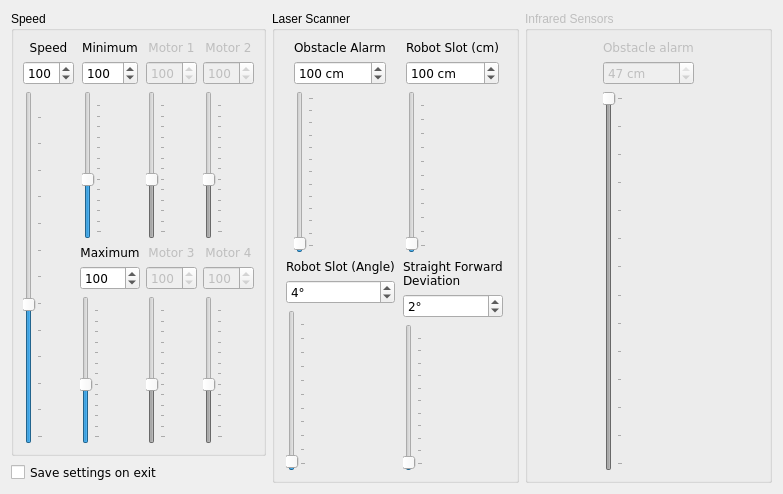
Qt form direcs/src/settingsDialog.ui (markusk/direcs) before a commit.
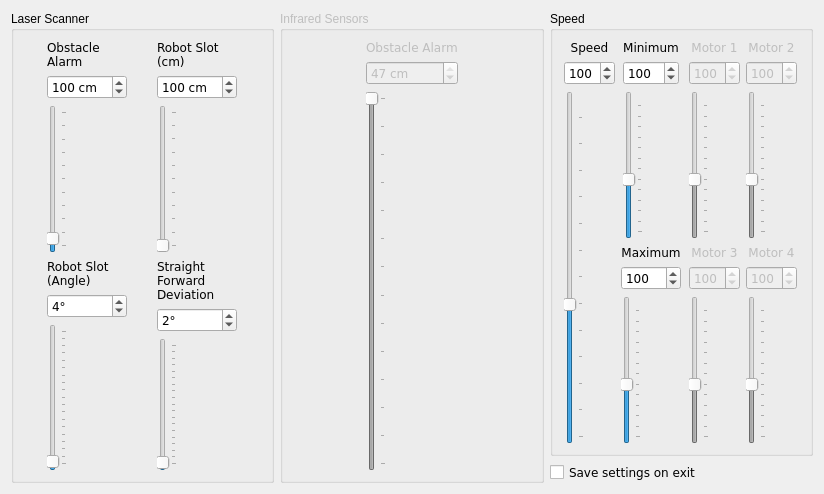
The same form after that commit. Icons and pictures are not drawn.

Commit message: Swapped the position of the slider groups 'laser' and 'speed'

```diff
--- a/direcs/src/settingsDialog.ui
+++ b/direcs/src/settingsDialog.ui
@@ -9,7 +9,7 @@
    <rect>
     <x>0</x>
     <y>0</y>
-    <width>783</width>
+    <width>824</width>
     <height>494</height>
    </rect>
   </property>
@@ -20,8 +20,409 @@
    <iconset resource="../direcs.qrc">
     <normaloff>:/images/images/configure.png</normaloff>:/images/images/configure.png</iconset>
   </property>
-  <layout class="QGridLayout" name="gridLayout_17">
+  <layout class="QGridLayout" name="gridLayout_14">
    <item row="0" column="0">
+    <widget class="QGroupBox" name="groupBoxLaser">
+     <property name="title">
+      <string>Laser Scanner</string>
+     </property>
+     <layout class="QGridLayout" name="gridLayout_13">
+      <item row="0" column="0">
+       <layout class="QVBoxLayout" name="verticalLayout_2">
+        <item>
+         <widget class="QLabel" name="label_9">
+          <property name="font">
+           <font>
+            <family>Verdana</family>
+           </font>
+          </property>
+          <property name="text">
+           <string>Obstacle Alarm</string>
+          </property>
+          <property name="wordWrap">
+           <bool>true</bool>
+          </property>
+         </widget>
+        </item>
+        <item>
+         <widget class="QSpinBox" name="spinBoxObstacleLaserScanner">
+          <property name="font">
+           <font>
+            <family>Verdana</family>
+           </font>
+          </property>
+          <property name="suffix">
+           <string> cm</string>
+          </property>
+          <property name="minimum">
+           <number>1</number>
+          </property>
+          <property name="maximum">
+           <number>2000</number>
+          </property>
+          <property name="singleStep">
+           <number>1</number>
+          </property>
+          <property name="value">
+           <number>100</number>
+          </property>
+         </widget>
+        </item>
+        <item>
+         <widget class="QSlider" name="sliderObstacleLaserScanner">
+          <property name="font">
+           <font>
+            <family>Verdana</family>
+           </font>
+          </property>
+          <property name="minimum">
+           <number>1</number>
+          </property>
+          <property name="maximum">
+           <number>2000</number>
+          </property>
+          <property name="singleStep">
+           <number>10</number>
+          </property>
+          <property name="pageStep">
+           <number>100</number>
+          </property>
+          <property name="value">
+           <number>100</number>
+          </property>
+          <property name="sliderPosition">
+           <number>100</number>
+          </property>
+          <property name="tracking">
+           <bool>false</bool>
+          </property>
+          <property name="orientation">
+           <enum>Qt::Vertical</enum>
+          </property>
+          <property name="tickPosition">
+           <enum>QSlider::TicksBelow</enum>
+          </property>
+          <property name="tickInterval">
+           <number>200</number>
+          </property>
+         </widget>
+        </item>
+       </layout>
+      </item>
+      <item row="0" column="1">
+       <layout class="QVBoxLayout" name="verticalLayout_3">
+        <item>
+         <widget class="QLabel" name="label_12">
+          <property name="font">
+           <font>
+            <family>Verdana</family>
+           </font>
+          </property>
+          <property name="text">
+           <string>Robot Slot (cm)</string>
+          </property>
+          <property name="wordWrap">
+           <bool>true</bool>
+          </property>
+         </widget>
+        </item>
+        <item>
+         <widget class="QSpinBox" name="spinBoxRobotSlotWidth">
+          <property name="font">
+           <font>
+            <family>Verdana</family>
+           </font>
+          </property>
+          <property name="suffix">
+           <string> cm</string>
+          </property>
+          <property name="minimum">
+           <number>1</number>
+          </property>
+          <property name="maximum">
+           <number>1000</number>
+          </property>
+          <property name="value">
+           <number>100</number>
+          </property>
+         </widget>
+        </item>
+        <item>
+         <widget class="QSlider" name="sliderRobotSlotWidth">
+          <property name="font">
+           <font>
+            <family>Verdana</family>
+           </font>
+          </property>
+          <property name="minimum">
+           <number>1</number>
+          </property>
+          <property name="maximum">
+           <number>1000</number>
+          </property>
+          <property name="pageStep">
+           <number>2</number>
+          </property>
+          <property name="value">
+           <number>4</number>
+          </property>
+          <property name="sliderPosition">
+           <number>4</number>
+          </property>
+          <property name="orientation">
+           <enum>Qt::Vertical</enum>
+          </property>
+          <property name="tickPosition">
+           <enum>QSlider::TicksBelow</enum>
+          </property>
+          <property name="tickInterval">
+           <number>100</number>
+          </property>
+         </widget>
+        </item>
+       </layout>
+      </item>
+      <item row="1" column="0">
+       <layout class="QVBoxLayout" name="verticalLayout_5">
+        <item>
+         <widget class="QLabel" name="label_4">
+          <property name="font">
+           <font>
+            <family>Verdana</family>
+           </font>
+          </property>
+          <property name="text">
+           <string>Robot Slot (Angle)</string>
+          </property>
+          <property name="wordWrap">
+           <bool>true</bool>
+          </property>
+         </widget>
+        </item>
+        <item>
+         <widget class="QSpinBox" name="spinBoxRobotSlot">
+          <property name="font">
+           <font>
+            <family>Verdana</family>
+           </font>
+          </property>
+          <property name="suffix">
+           <string>°</string>
+          </property>
+          <property name="minimum">
+           <number>1</number>
+          </property>
+          <property name="maximum">
+           <number>180</number>
+          </property>
+          <property name="value">
+           <number>4</number>
+          </property>
+         </widget>
+        </item>
+        <item>
+         <widget class="QSlider" name="sliderRobotSlot">
+          <property name="font">
+           <font>
+            <family>Verdana</family>
+           </font>
+          </property>
+          <property name="minimum">
+           <number>1</number>
+          </property>
+          <property name="maximum">
+           <number>180</number>
+          </property>
+          <property name="pageStep">
+           <number>2</number>
+          </property>
+          <property name="value">
+           <number>4</number>
+          </property>
+          <property name="sliderPosition">
+           <number>4</number>
+          </property>
+          <property name="orientation">
+           <enum>Qt::Vertical</enum>
+          </property>
+          <property name="tickPosition">
+           <enum>QSlider::TicksBelow</enum>
+          </property>
+          <property name="tickInterval">
+           <number>10</number>
+          </property>
+         </widget>
+        </item>
+       </layout>
+      </item>
+      <item row="1" column="1">
+       <layout class="QVBoxLayout" name="verticalLayout_4">
+        <item>
+         <widget class="QLabel" name="label_6">
+          <property name="font">
+           <font>
+            <family>Verdana</family>
+           </font>
+          </property>
+          <property name="text">
+           <string>Straight Forward Deviation</string>
+          </property>
+          <property name="wordWrap">
+           <bool>true</bool>
+          </property>
+         </widget>
+        </item>
+        <item>
+         <widget class="QSpinBox" name="spinBoxStraightForwardDeviation">
+          <property name="font">
+           <font>
+            <family>Verdana</family>
+           </font>
+          </property>
+          <property name="suffix">
+           <string>°</string>
+          </property>
+          <property name="minimum">
+           <number>1</number>
+          </property>
+          <property name="maximum">
+           <number>180</number>
+          </property>
+          <property name="value">
+           <number>2</number>
+          </property>
+         </widget>
+        </item>
+        <item>
+         <widget class="QSlider" name="sliderStraightForwardDeviation">
+          <property name="font">
+           <font>
+            <family>Verdana</family>
+           </font>
+          </property>
+          <property name="minimum">
+           <number>1</number>
+          </property>
+          <property name="maximum">
+           <number>180</number>
+          </property>
+          <property name="pageStep">
+           <number>2</number>
+          </property>
+          <property name="value">
+           <number>2</number>
+          </property>
+          <property name="sliderPosition">
+           <number>2</number>
+          </property>
+          <property name="orientation">
+           <enum>Qt::Vertical</enum>
+          </property>
+          <property name="tickPosition">
+           <enum>QSlider::TicksBelow</enum>
+          </property>
+          <property name="tickInterval">
+           <number>10</number>
+          </property>
+         </widget>
+        </item>
+       </layout>
+      </item>
+     </layout>
+    </widget>
+   </item>
+   <item row="0" column="1">
+    <widget class="QGroupBox" name="groupBoxInfrared">
+     <property name="enabled">
+      <bool>false</bool>
+     </property>
+     <property name="title">
+      <string>Infrared Sensors</string>
+     </property>
+     <layout class="QGridLayout" name="gridLayout_16">
+      <item row="0" column="0">
+       <layout class="QGridLayout" name="gridLayout_12">
+        <item row="0" column="0">
+         <widget class="QLabel" name="label">
+          <property name="font">
+           <font>
+            <family>Verdana</family>
+           </font>
+          </property>
+          <property name="text">
+           <string>Obstacle Alarm</string>
+          </property>
+          <property name="wordWrap">
+           <bool>true</bool>
+          </property>
+         </widget>
+        </item>
+        <item row="1" column="0">
+         <widget class="QSpinBox" name="spinBoxObstacle">
+          <property name="font">
+           <font>
+            <family>Verdana</family>
+           </font>
+          </property>
+          <property name="suffix">
+           <string> cm</string>
+          </property>
+          <property name="minimum">
+           <number>8</number>
+          </property>
+          <property name="maximum">
+           <number>47</number>
+          </property>
+          <property name="singleStep">
+           <number>1</number>
+          </property>
+          <property name="value">
+           <number>47</number>
+          </property>
+         </widget>
+        </item>
+        <item row="2" column="0">
+         <widget class="QSlider" name="sliderObstacle">
+          <property name="font">
+           <font>
+            <family>Verdana</family>
+           </font>
+          </property>
+          <property name="minimum">
+           <number>8</number>
+          </property>
+          <property name="maximum">
+           <number>47</number>
+          </property>
+          <property name="singleStep">
+           <number>1</number>
+          </property>
+          <property name="pageStep">
+           <number>2</number>
+          </property>
+          <property name="value">
+           <number>47</number>
+          </property>
+          <property name="sliderPosition">
+           <number>47</number>
+          </property>
+          <property name="orientation">
+           <enum>Qt::Vertical</enum>
+          </property>
+          <property name="tickPosition">
+           <enum>QSlider::TicksBelow</enum>
+          </property>
+          <property name="tickInterval">
+           <number>3</number>
+          </property>
+         </widget>
+        </item>
+       </layout>
+      </item>
+     </layout>
+    </widget>
+   </item>
+   <item row="0" column="2">
     <layout class="QVBoxLayout" name="verticalLayout">
      <item>
       <widget class="QGroupBox" name="groupBoxSpeed">
@@ -605,407 +1006,6 @@
      </item>
     </layout>
    </item>
-   <item row="0" column="1">
-    <widget class="QGroupBox" name="groupBoxLaser">
-     <property name="title">
-      <string>Laser Scanner</string>
-     </property>
-     <layout class="QGridLayout" name="gridLayout_18">
-      <item row="0" column="0">
-       <layout class="QGridLayout" name="gridLayout_13">
-        <item row="0" column="0">
-         <widget class="QLabel" name="label_9">
-          <property name="font">
-           <font>
-            <family>Verdana</family>
-           </font>
-          </property>
-          <property name="text">
-           <string>Obstacle Alarm</string>
-          </property>
-          <property name="wordWrap">
-           <bool>true</bool>
-          </property>
-         </widget>
-        </item>
-        <item row="1" column="0">
-         <widget class="QSpinBox" name="spinBoxObstacleLaserScanner">
-          <property name="font">
-           <font>
-            <family>Verdana</family>
-           </font>
-          </property>
-          <property name="suffix">
-           <string> cm</string>
-          </property>
-          <property name="minimum">
-           <number>1</number>
-          </property>
-          <property name="maximum">
-           <number>6000</number>
-          </property>
-          <property name="singleStep">
-           <number>1</number>
-          </property>
-          <property name="value">
-           <number>100</number>
-          </property>
-         </widget>
-        </item>
-        <item row="2" column="0">
-         <widget class="QSlider" name="sliderObstacleLaserScanner">
-          <property name="font">
-           <font>
-            <family>Verdana</family>
-           </font>
-          </property>
-          <property name="minimum">
-           <number>1</number>
-          </property>
-          <property name="maximum">
-           <number>6000</number>
-          </property>
-          <property name="singleStep">
-           <number>10</number>
-          </property>
-          <property name="pageStep">
-           <number>100</number>
-          </property>
-          <property name="value">
-           <number>100</number>
-          </property>
-          <property name="sliderPosition">
-           <number>100</number>
-          </property>
-          <property name="tracking">
-           <bool>false</bool>
-          </property>
-          <property name="orientation">
-           <enum>Qt::Vertical</enum>
-          </property>
-          <property name="tickPosition">
-           <enum>QSlider::TicksBelow</enum>
-          </property>
-          <property name="tickInterval">
-           <number>500</number>
-          </property>
-         </widget>
-        </item>
-       </layout>
-      </item>
-      <item row="0" column="1">
-       <layout class="QGridLayout" name="gridLayout_19">
-        <item row="0" column="0">
-         <widget class="QLabel" name="label_12">
-          <property name="font">
-           <font>
-            <family>Verdana</family>
-           </font>
-          </property>
-          <property name="text">
-           <string>Robot Slot (cm)</string>
-          </property>
-          <property name="wordWrap">
-           <bool>true</bool>
-          </property>
-         </widget>
-        </item>
-        <item row="1" column="0">
-         <widget class="QSpinBox" name="spinBoxRobotSlotWidth">
-          <property name="font">
-           <font>
-            <family>Verdana</family>
-           </font>
-          </property>
-          <property name="suffix">
-           <string> cm</string>
-          </property>
-          <property name="minimum">
-           <number>1</number>
-          </property>
-          <property name="maximum">
-           <number>1000</number>
-          </property>
-          <property name="value">
-           <number>100</number>
-          </property>
-         </widget>
-        </item>
-        <item row="2" column="0">
-         <widget class="QSlider" name="sliderRobotSlotWidth">
-          <property name="font">
-           <font>
-            <family>Verdana</family>
-           </font>
-          </property>
-          <property name="minimum">
-           <number>1</number>
-          </property>
-          <property name="maximum">
-           <number>180</number>
-          </property>
-          <property name="pageStep">
-           <number>2</number>
-          </property>
-          <property name="value">
-           <number>4</number>
-          </property>
-          <property name="sliderPosition">
-           <number>4</number>
-          </property>
-          <property name="orientation">
-           <enum>Qt::Vertical</enum>
-          </property>
-          <property name="tickPosition">
-           <enum>QSlider::TicksBelow</enum>
-          </property>
-          <property name="tickInterval">
-           <number>17</number>
-          </property>
-         </widget>
-        </item>
-       </layout>
-      </item>
-      <item row="1" column="0">
-       <layout class="QGridLayout" name="gridLayout_14">
-        <item row="0" column="0">
-         <widget class="QLabel" name="label_4">
-          <property name="font">
-           <font>
-            <family>Verdana</family>
-           </font>
-          </property>
-          <property name="text">
-           <string>Robot Slot (Angle)</string>
-          </property>
-          <property name="wordWrap">
-           <bool>true</bool>
-          </property>
-         </widget>
-        </item>
-        <item row="1" column="0">
-         <widget class="QSpinBox" name="spinBoxRobotSlot">
-          <property name="font">
-           <font>
-            <family>Verdana</family>
-           </font>
-          </property>
-          <property name="suffix">
-           <string>°</string>
-          </property>
-          <property name="minimum">
-           <number>1</number>
-          </property>
-          <property name="maximum">
-           <number>180</number>
-          </property>
-          <property name="value">
-           <number>4</number>
-          </property>
-         </widget>
-        </item>
-        <item row="2" column="0">
-         <widget class="QSlider" name="sliderRobotSlot">
-          <property name="font">
-           <font>
-            <family>Verdana</family>
-           </font>
-          </property>
-          <property name="minimum">
-           <number>1</number>
-          </property>
-          <property name="maximum">
-           <number>180</number>
-          </property>
-          <property name="pageStep">
-           <number>2</number>
-          </property>
-          <property name="value">
-           <number>4</number>
-          </property>
-          <property name="sliderPosition">
-           <number>4</number>
-          </property>
-          <property name="orientation">
-           <enum>Qt::Vertical</enum>
-          </property>
-          <property name="tickPosition">
-           <enum>QSlider::TicksBelow</enum>
-          </property>
-          <property name="tickInterval">
-           <number>17</number>
-          </property>
-         </widget>
-        </item>
-       </layout>
-      </item>
-      <item row="1" column="1">
-       <layout class="QGridLayout" name="gridLayout_15">
-        <item row="0" column="0">
-         <widget class="QLabel" name="label_6">
-          <property name="font">
-           <font>
-            <family>Verdana</family>
-           </font>
-          </property>
-          <property name="text">
-           <string>Straight Forward Deviation</string>
-          </property>
-          <property name="wordWrap">
-           <bool>true</bool>
-          </property>
-         </widget>
-        </item>
-        <item row="1" column="0">
-         <widget class="QSpinBox" name="spinBoxStraightForwardDeviation">
-          <property name="font">
-           <font>
-            <family>Verdana</family>
-           </font>
-          </property>
-          <property name="suffix">
-           <string>°</string>
-          </property>
-          <property name="minimum">
-           <number>1</number>
-          </property>
-          <property name="maximum">
-           <number>180</number>
-          </property>
-          <property name="value">
-           <number>2</number>
-          </property>
-         </widget>
-        </item>
-        <item row="2" column="0">
-         <widget class="QSlider" name="sliderStraightForwardDeviation">
-          <property name="font">
-           <font>
-            <family>Verdana</family>
-           </font>
-          </property>
-          <property name="minimum">
-           <number>1</number>
-          </property>
-          <property name="maximum">
-           <number>180</number>
-          </property>
-          <property name="pageStep">
-           <number>2</number>
-          </property>
-          <property name="value">
-           <number>2</number>
-          </property>
-          <property name="sliderPosition">
-           <number>2</number>
-          </property>
-          <property name="orientation">
-           <enum>Qt::Vertical</enum>
-          </property>
-          <property name="tickPosition">
-           <enum>QSlider::TicksBelow</enum>
-          </property>
-          <property name="tickInterval">
-           <number>17</number>
-          </property>
-         </widget>
-        </item>
-       </layout>
-      </item>
-     </layout>
-    </widget>
-   </item>
-   <item row="0" column="2">
-    <widget class="QGroupBox" name="groupBoxInfrared">
-     <property name="enabled">
-      <bool>false</bool>
-     </property>
-     <property name="title">
-      <string>Infrared Sensors</string>
-     </property>
-     <layout class="QGridLayout" name="gridLayout_16">
-      <item row="0" column="0">
-       <layout class="QGridLayout" name="gridLayout_12">
-        <item row="0" column="0">
-         <widget class="QLabel" name="label">
-          <property name="font">
-           <font>
-            <family>Verdana</family>
-           </font>
-          </property>
-          <property name="text">
-           <string>Obstacle alarm</string>
-          </property>
-          <property name="wordWrap">
-           <bool>true</bool>
-          </property>
-         </widget>
-        </item>
-        <item row="1" column="0">
-         <widget class="QSpinBox" name="spinBoxObstacle">
-          <property name="font">
-           <font>
-            <family>Verdana</family>
-           </font>
-          </property>
-          <property name="suffix">
-           <string> cm</string>
-          </property>
-          <property name="minimum">
-           <number>8</number>
-          </property>
-          <property name="maximum">
-           <number>47</number>
-          </property>
-          <property name="singleStep">
-           <number>1</number>
-          </property>
-          <property name="value">
-           <number>47</number>
-          </property>
-         </widget>
-        </item>
-        <item row="2" column="0">
-         <widget class="QSlider" name="sliderObstacle">
-          <property name="font">
-           <font>
-            <family>Verdana</family>
-           </font>
-          </property>
-          <property name="minimum">
-           <number>8</number>
-          </property>
-          <property name="maximum">
-           <number>47</number>
-          </property>
-          <property name="singleStep">
-           <number>1</number>
-          </property>
-          <property name="pageStep">
-           <number>2</number>
-          </property>
-          <property name="value">
-           <number>47</number>
-          </property>
-          <property name="sliderPosition">
-           <number>47</number>
-          </property>
-          <property name="orientation">
-           <enum>Qt::Vertical</enum>
-          </property>
-          <property name="tickPosition">
-           <enum>QSlider::TicksBelow</enum>
-          </property>
-          <property name="tickInterval">
-           <number>3</number>
-          </property>
-         </widget>
-        </item>
-       </layout>
-      </item>
-     </layout>
-    </widget>
-   </item>
   </layout>
  </widget>
  <resources>
```
